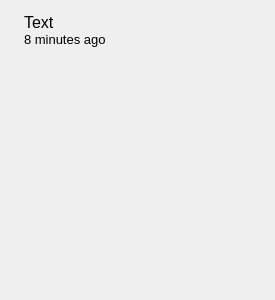
The window that widget/ClipboardItemInnerWidget.ui (SeptemberHX/MPaste) describes before a commit, drawn with Qt 5.
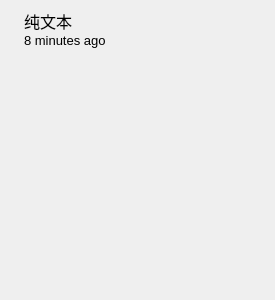
The same window after the commit.

Commit message: update: use windows native copyboard api for monitor

The edit to the form file:
```diff
--- a/widget/ClipboardItemInnerWidget.ui
+++ b/widget/ClipboardItemInnerWidget.ui
@@ -93,11 +93,13 @@
           <widget class="QLabel" name="typeLabel">
            <property name="font">
             <font>
+             <family>Microsoft YaHei</family>
              <pointsize>12</pointsize>
+             <bold>false</bold>
             </font>
            </property>
            <property name="text">
-            <string notr="true">Text</string>
+            <string notr="true">纯文本</string>
            </property>
            <property name="alignment">
             <set>Qt::AlignmentFlag::AlignBottom|Qt::AlignmentFlag::AlignLeading|Qt::AlignmentFlag::AlignLeft</set>
```
The commit also changes 6 other files.
